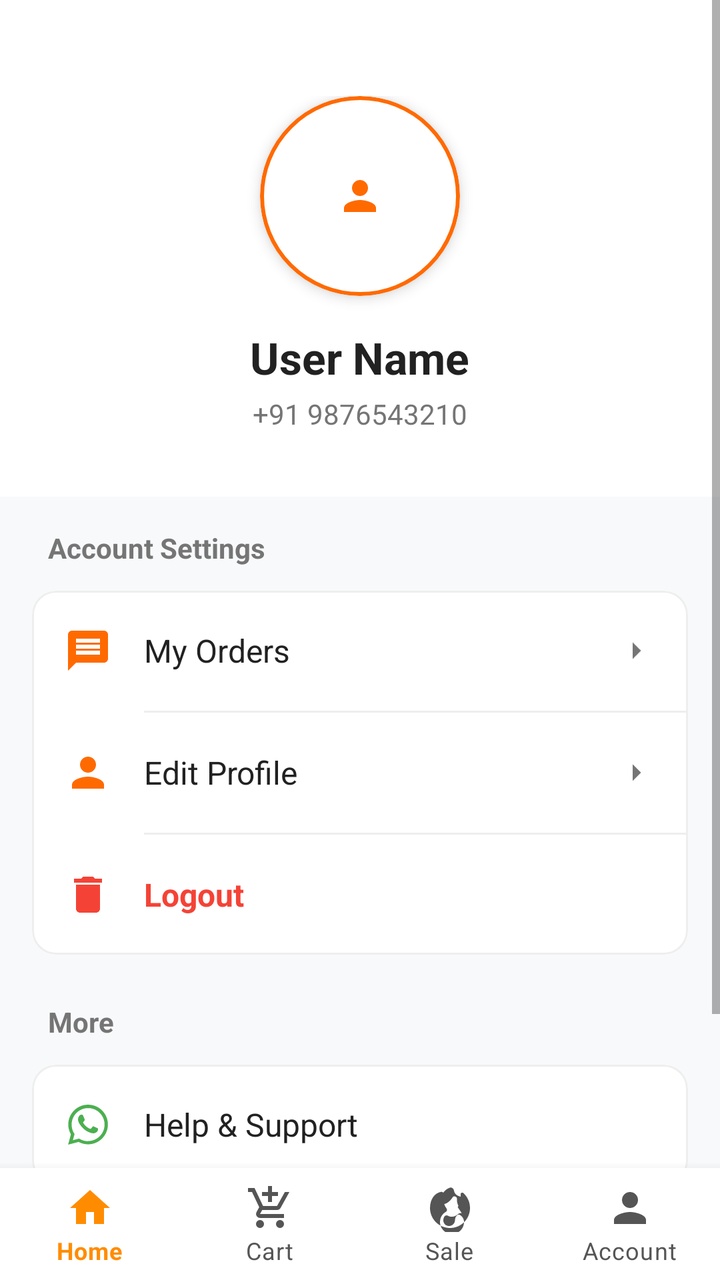
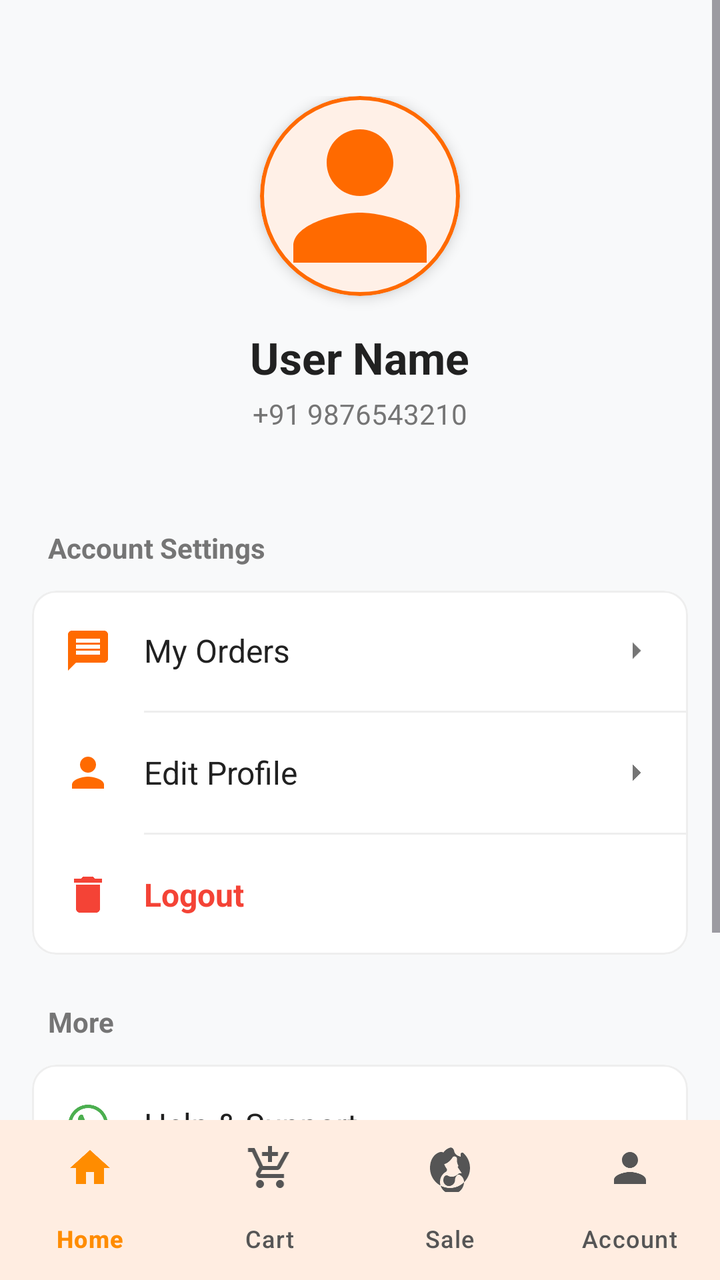

Screens rendered from an Android XML layout before and after an edit, with the pre-edit source and the edit as a unified diff.
<!-- AndroidManifest.xml: application theme Theme.BulkAgrochem -->
<!-- res/layout/activity_profile.xml -->
<?xml version="1.0" encoding="utf-8"?>
<LinearLayout xmlns:android="http://schemas.android.com/apk/res/android"
    xmlns:app="http://schemas.android.com/apk/res-auto"
    android:layout_width="match_parent"
    android:layout_height="match_parent"
    android:orientation="vertical"
    android:background="@color/static_bg">

    <ScrollView
        android:layout_width="match_parent"
        android:layout_height="0dp"
        android:layout_weight="1"
        android:overScrollMode="never">

        <LinearLayout
            android:layout_width="match_parent"
            android:layout_height="wrap_content"
            android:background="@color/static_bg"
            android:orientation="vertical">

            
            <LinearLayout
                android:layout_width="match_parent"
                android:layout_height="wrap_content"
                android:background="@color/static_white"
                android:gravity="center"
                android:paddingTop="48dp"
                android:paddingBottom="32dp"
                android:orientation="vertical">

                <com.google.android.material.card.MaterialCardView
                    android:layout_width="100dp"
                    android:layout_height="100dp"
                    app:cardCornerRadius="50dp"
                    app:cardElevation="4dp"
                    app:strokeWidth="2dp"
                    app:strokeColor="@color/orange_brand"
                    app:cardBackgroundColor="@color/static_white">

                    <ImageView
                        android:id="@+id/ivProfileImage"
                        android:layout_width="match_parent"
                        android:layout_height="match_parent"
                        android:src="@drawable/ic_profile"
                        android:padding="20dp"
                        android:scaleType="centerInside"
                        app:tint="@color/orange_brand" />
                </com.google.android.material.card.MaterialCardView>

                <TextView
                    android:id="@+id/tvUserName"
                    android:layout_width="wrap_content"
                    android:layout_height="wrap_content"
                    android:text="User Name"
                    android:textSize="22sp"
                    android:textStyle="bold"
                    android:textColor="@color/static_text"
                    android:layout_marginTop="16dp"/>

                <TextView
                    android:id="@+id/tvLoggedInNumber"
                    android:layout_width="wrap_content"
                    android:layout_height="wrap_content"
                    android:text="+91 9876543210"
                    android:textSize="14sp"
                    android:textColor="@color/static_text_sec"
                    android:layout_marginTop="4dp"/>
            </LinearLayout>

            
            <LinearLayout
                android:layout_width="match_parent"
                android:layout_height="wrap_content"
                android:orientation="vertical"
                android:padding="16dp">

                <TextView
                    android:layout_width="wrap_content"
                    android:layout_height="wrap_content"
                    android:text="Account Settings"
                    android:textSize="14sp"
                    android:textStyle="bold"
                    android:textColor="@color/static_text_sec"
                    android:layout_marginBottom="12dp"
                    android:layout_marginStart="8dp"/>

                <com.google.android.material.card.MaterialCardView
                    android:layout_width="match_parent"
                    android:layout_height="wrap_content"
                    app:cardCornerRadius="12dp"
                    app:cardElevation="0dp"
                    app:strokeWidth="1dp"
                    app:strokeColor="@color/static_divider"
                    app:cardBackgroundColor="@color/static_white">

                    <LinearLayout
                        android:layout_width="match_parent"
                        android:layout_height="wrap_content"
                        android:orientation="vertical">

                        
                        <LinearLayout
                            android:id="@+id/btnMyOrders"
                            android:layout_width="match_parent"
                            android:layout_height="60dp"
                            android:gravity="center_vertical"
                            android:paddingStart="16dp"
                            android:paddingEnd="16dp"
                            android:background="?attr/selectableItemBackground"
                            android:clickable="true"
                            android:focusable="true">
                            <ImageView
                                android:layout_width="24dp"
                                android:layout_height="24dp"
                                android:src="@drawable/ic_latest"
                                app:tint="@color/orange_brand"/>
                            <TextView
                                android:layout_width="0dp"
                                android:layout_height="wrap_content"
                                android:layout_weight="1"
                                android:text="My Orders"
                                android:textSize="16sp"
                                android:textColor="@color/static_text"
                                android:layout_marginStart="16dp"/>
                            <ImageView
                                android:layout_width="20dp"
                                android:layout_height="20dp"
                                android:src="@drawable/ic_arrow_drop_down"
                                android:rotation="-90"
                                app:tint="@color/static_text_sec"/>
                        </LinearLayout>

                        <View
                            android:layout_width="match_parent"
                            android:layout_height="1dp"
                            android:background="@color/static_divider"
                            android:layout_marginStart="56dp"/>

                        
                        <LinearLayout
                            android:id="@+id/btnEditProfile"
                            android:layout_width="match_parent"
                            android:layout_height="60dp"
                            android:gravity="center_vertical"
                            android:paddingStart="16dp"
                            android:paddingEnd="16dp"
                            android:background="?attr/selectableItemBackground"
                            android:clickable="true"
                            android:focusable="true">
                            <ImageView
                                android:layout_width="24dp"
                                android:layout_height="24dp"
                                android:src="@drawable/ic_profile"
                                app:tint="@color/orange_brand"/>
                            <TextView
                                android:layout_width="0dp"
                                android:layout_height="wrap_content"
                                android:layout_weight="1"
                                android:text="Edit Profile"
                                android:textSize="16sp"
                                android:textColor="@color/static_text"
                                android:layout_marginStart="16dp"/>
                            <ImageView
                                android:layout_width="20dp"
                                android:layout_height="20dp"
                                android:src="@drawable/ic_arrow_drop_down"
                                android:rotation="-90"
                                app:tint="@color/static_text_sec"/>
                        </LinearLayout>

                        <View
                            android:layout_width="match_parent"
                            android:layout_height="1dp"
                            android:background="@color/static_divider"
                            android:layout_marginStart="56dp"/>

                        
                        <LinearLayout
                            android:id="@+id/btnLogout"
                            android:layout_width="match_parent"
                            android:layout_height="60dp"
                            android:gravity="center_vertical"
                            android:paddingStart="16dp"
                            android:paddingEnd="16dp"
                            android:background="?attr/selectableItemBackground"
                            android:clickable="true"
                            android:focusable="true">
                            <ImageView
                                android:layout_width="24dp"
                                android:layout_height="24dp"
                                android:src="@drawable/ic_delete"
                                app:tint="#F44336"/>
                            <TextView
                                android:layout_width="0dp"
                                android:layout_height="wrap_content"
                                android:layout_weight="1"
                                android:text="Logout"
                                android:textSize="16sp"
                                android:textStyle="bold"
                                android:textColor="#F44336"
                                android:layout_marginStart="16dp"/>
                        </LinearLayout>

                    </LinearLayout>
                </com.google.android.material.card.MaterialCardView>

                
                <TextView
                    android:layout_width="wrap_content"
                    android:layout_height="wrap_content"
                    android:text="More"
                    android:textSize="14sp"
                    android:textStyle="bold"
                    android:textColor="@color/static_text_sec"
                    android:layout_marginTop="24dp"
                    android:layout_marginBottom="12dp"
                    android:layout_marginStart="8dp"/>

                <com.google.android.material.card.MaterialCardView
                    android:layout_width="match_parent"
                    android:layout_height="wrap_content"
                    app:cardCornerRadius="12dp"
                    app:cardElevation="0dp"
                    app:strokeWidth="1dp"
                    app:strokeColor="@color/static_divider"
                    app:cardBackgroundColor="@color/static_white">

                    <LinearLayout
                        android:layout_width="match_parent"
                        android:layout_height="wrap_content"
                        android:orientation="vertical">

                        <LinearLayout
                            android:id="@+id/btnHelpSupport"
                            android:layout_width="match_parent"
                            android:layout_height="60dp"
                            android:gravity="center_vertical"
                            android:paddingStart="16dp"
                            android:paddingEnd="16dp"
                            android:background="?attr/selectableItemBackground"
                            android:clickable="true"
                            android:focusable="true">
                            <ImageView
                                android:layout_width="24dp"
                                android:layout_height="24dp"
                                android:src="@drawable/ic_whatsapp"
                                app:tint="@color/green" />
                            <TextView
                                android:layout_width="0dp"
                                android:layout_height="wrap_content"
                                android:layout_weight="1"
                                android:text="Help &amp; Support"
                                android:textSize="16sp"
                                android:textColor="@color/static_text"
                                android:layout_marginStart="16dp"/>
                        </LinearLayout>
                    </LinearLayout>
                </com.google.android.material.card.MaterialCardView>

            </LinearLayout>

            <TextView
                android:layout_width="match_parent"
                android:layout_height="wrap_content"
                android:text="Version 1.0.0"
                android:textAlignment="center"
                android:textColor="@color/static_text_sec"
                android:textSize="12sp"
                android:layout_marginTop="16dp"
                android:layout_marginBottom="32dp"/>

        </LinearLayout>
    </ScrollView>

    <include layout="@layout/layout_bottom_nav" />

</LinearLayout>
<!-- res/layout/layout_bottom_nav.xml (included above) -->
<?xml version="1.0" encoding="utf-8"?>
<com.google.android.material.bottomnavigation.BottomNavigationView
    xmlns:android="http://schemas.android.com/apk/res/android"
    xmlns:app="http://schemas.android.com/apk/res-auto"
    android:id="@+id/bottom_navigation"
    android:layout_width="match_parent"
    android:layout_height="wrap_content"
    android:background="@android:color/white"
    app:menu="@menu/bottom_nav_menu"
    app:labelVisibilityMode="labeled"
    app:itemIconTint="@color/bottom_nav_colors"
    app:itemTextColor="@color/bottom_nav_colors"
    app:elevation="8dp" />
<!-- resources referenced by this layout -->
<resources>
  <color name="green">#4CAF50</color>
  <color name="orange_brand">#FF6A00</color>
  <color name="static_bg">#F8F9FA</color>
  <color name="static_divider">#EEEEEE</color>
  <color name="static_text">#212121</color>
  <color name="static_text_sec">#757575</color>
  <color name="static_white">#FFFFFF</color>
  <!-- drawable ic_arrow_drop_down (drawable) -->
  <vector xmlns:android="http://schemas.android.com/apk/res/android"
      android:width="24dp"
      android:height="24dp"
      android:viewportWidth="24"
      android:viewportHeight="24"
      android:tint="?attr/colorControlNormal">
    <path
        android:fillColor="@android:color/white"
        android:pathData="M7,10l5,5 5,-5z"/>
  </vector>
  <!-- drawable ic_delete (drawable) -->
  <vector xmlns:android="http://schemas.android.com/apk/res/android"
      android:width="24dp"
      android:height="24dp"
      android:viewportWidth="24"
      android:viewportHeight="24"
      android:tint="#FF0000">
    <path
        android:fillColor="@android:color/white"
        android:pathData="M6,19c0,1.1 0.9,2 2,2h8c1.1,0 2,-0.9 2,-2V7H6v12zM19,4h-3.5l-1,-1h-5l-1,1H5v2h14V4z"/>
  </vector>
  <!-- drawable ic_latest (drawable) -->
  <vector xmlns:android="http://schemas.android.com/apk/res/android"
      android:width="24dp"
      android:height="24dp"
      android:viewportWidth="24"
      android:viewportHeight="24"
      android:tint="?attr/colorControlNormal">
    <path
        android:fillColor="@android:color/white"
        android:pathData="M20,2H4c-1.1,0 -1.99,0.9 -1.99,2L2,22l4,-4h14c1.1,0 2,-0.9 2,-2V4c0,-1.1 -0.9,-2 -2,-2zm-2,12H6v-2h12v2zm0,-3H6V9h12v2zm0,-3H6V6h12v2z"/>
  </vector>
  <!-- drawable ic_profile (drawable) -->
  <?xml version="1.0" encoding="utf-8"?>
  <vector xmlns:android="http://schemas.android.com/apk/res/android"
      android:width="24dp"
      android:height="24dp"
      android:viewportWidth="24"
      android:viewportHeight="24">
  
      <path
          android:fillColor="@android:color/black"
          android:pathData="M12,12c2.21,0 4,-1.79 4,-4s-1.79,-4 -4,-4 -4,1.79 -4,4 1.79,4 4,4zM12,14c-2.67,0 -8,1.34 -8,4v2h16v-2c0,-2.66 -5.33,-4 -8,-4z" />
  </vector>
  <style name="Theme.BulkAgrochem" parent="Base.Theme.BulkAgrochem" />
  <style name="Base.Theme.BulkAgrochem" parent="Theme.MaterialComponents.Light.NoActionBar">
          
          <item name="colorPrimary">@color/colorPrimary</item>
          <item name="colorPrimaryVariant">@color/colorPrimaryDark</item>
          <item name="colorOnPrimary">@color/colorOnPrimary</item>
  
          <item name="android:windowBackground">@android:color/white</item>
          <item name="colorSurface">@android:color/white</item>
  
          
          <item name="android:statusBarColor">@android:color/white</item>
          <item name="android:windowLightStatusBar">true</item>
      </style>
  <color name="colorPrimary">@color/orange_brand</color>
  <color name="colorPrimaryDark">@color/black</color>
  <color name="colorOnPrimary">@color/white</color>
  <color name="black">#FF000000</color>
  <color name="white">#FFFFFFFF</color>
  <!-- unchanged entries left out for length: 1 -->
</resources>

<!-- the commit's change to res/layout/activity_profile.xml (unified diff, before → after) -->
@@ -3,6 +3,7 @@
     xmlns:app="http://schemas.android.com/apk/res-auto"
     android:layout_width="match_parent"
     android:layout_height="match_parent"
+    android:fitsSystemWindows="true"
     android:orientation="vertical"
     android:background="@color/static_bg">
 
@@ -22,7 +23,7 @@
             <LinearLayout
                 android:layout_width="match_parent"
                 android:layout_height="wrap_content"
-                android:background="@color/static_white"
+                android:background="@color/static_bg"
                 android:gravity="center"
                 android:paddingTop="48dp"
                 android:paddingBottom="32dp"
@@ -41,10 +42,9 @@
                         android:id="@+id/ivProfileImage"
                         android:layout_width="match_parent"
                         android:layout_height="match_parent"
+                        android:scaleType="centerCrop"
                         android:src="@drawable/ic_profile"
-                        android:padding="20dp"
-                        android:scaleType="centerInside"
-                        app:tint="@color/orange_brand" />
+                        app:tint="@color/orange_brand"/>
                 </com.google.android.material.card.MaterialCardView>
 
                 <TextView
<!-- resource entries referenced after the edit -->
@@ -53,7 +53,7 @@
           android:pathData="M12,12c2.21,0 4,-1.79 4,-4s-1.79,-4 -4,-4 -4,1.79 -4,4 1.79,4 4,4zM12,14c-2.67,0 -8,1.34 -8,4v2h16v-2c0,-2.66 -5.33,-4 -8,-4z" />
   </vector>
   <style name="Theme.BulkAgrochem" parent="Base.Theme.BulkAgrochem" />
-  <style name="Base.Theme.BulkAgrochem" parent="Theme.MaterialComponents.Light.NoActionBar">
+  <style name="Base.Theme.BulkAgrochem" parent="Theme.Material3.DayNight.NoActionBar">
           
           <item name="colorPrimary">@color/colorPrimary</item>
           <item name="colorPrimaryVariant">@color/colorPrimaryDark</item>
